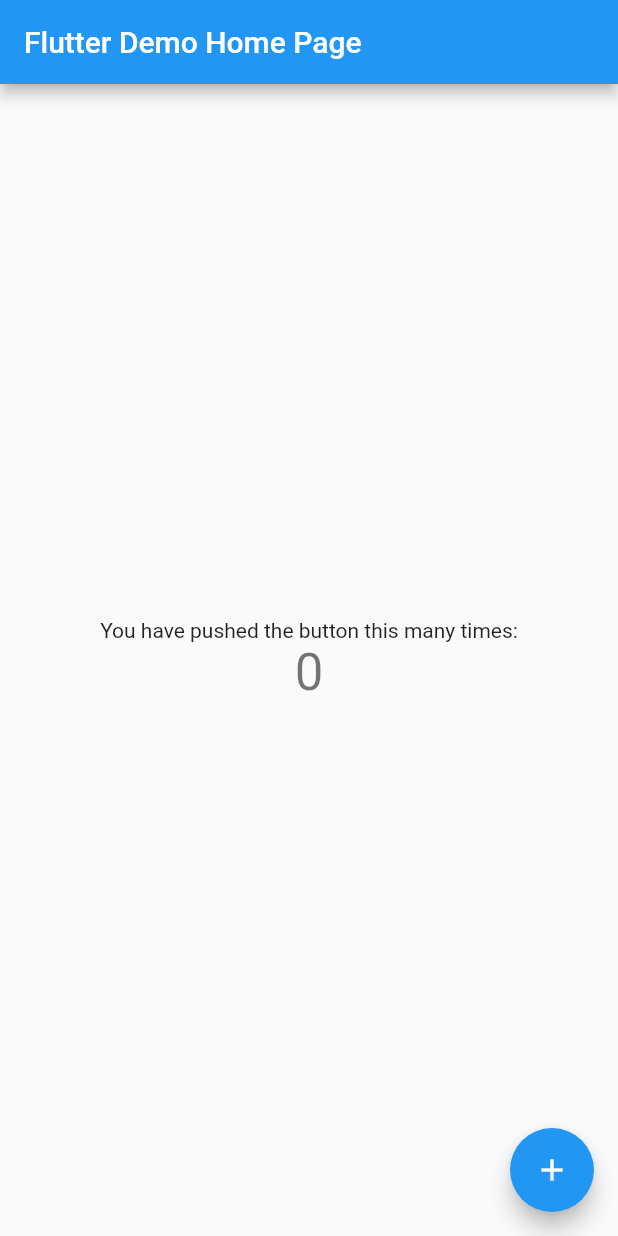
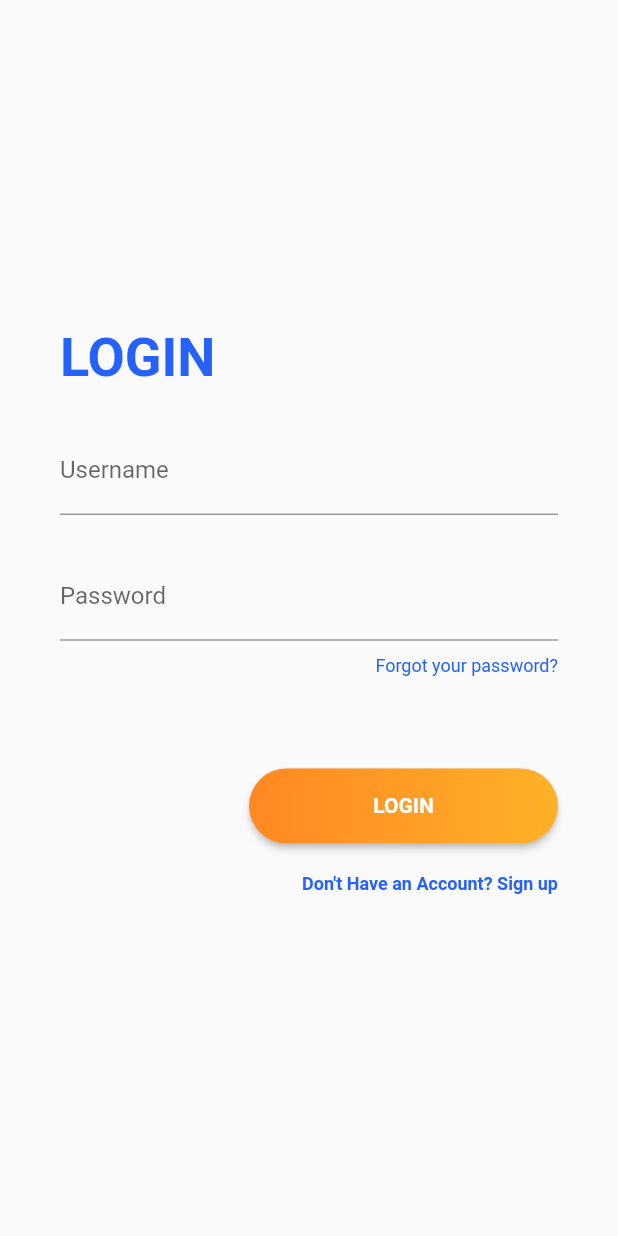
Before and after one commit to angelaivey/Data-app, a Flutter app: the screen it shows after launch, on a phone screen of 412 x 824 dp. Run offline on Flutter 3.47's test engine with Material 2 defaults, Android fonts, the phone set to English and light mode, and no system bars.

Commit message:
login and registration UI update

```diff
--- /dev/null
+++ b/shamba_records/lib/login.dart
@@ -0,0 +1,122 @@
+import 'package:flutter/material.dart';
+import 'package:shamba_records/register.dart';
+
+import 'components.dart';
+
+class LoginScreen extends StatelessWidget {
+  @override
+  Widget build(BuildContext context) {
+    Size size = MediaQuery.of(context).size;
+
+    return Scaffold(
+      body: Column(
+        mainAxisAlignment: MainAxisAlignment.center,
+        children: <Widget>[
+          Container(
+            alignment: Alignment.centerLeft,
+            padding: EdgeInsets.symmetric(horizontal: 40),
+            child: Text(
+              "LOGIN",
+              style: TextStyle(
+                  fontWeight: FontWeight.bold,
+                  color: Color(0xFF2661FA),
+                  fontSize: 36
+              ),
+              textAlign: TextAlign.left,
+            ),
+          ),
+
+          SizedBox(height: size.height * 0.03),
+
+          Container(
+            alignment: Alignment.center,
+            margin: EdgeInsets.symmetric(horizontal: 40),
+            child: TextField(
+              decoration: InputDecoration(
+                  labelText: "Username"
+              ),
+            ),
+          ),
+
+          SizedBox(height: size.height * 0.03),
+
+          Container(
+            alignment: Alignment.center,
+            margin: EdgeInsets.symmetric(horizontal: 40),
+            child: TextField(
+              decoration: InputDecoration(
+                  labelText: "Password"
+              ),
+              obscureText: true,
+            ),
+          ),
+
+          Container(
+            alignment: Alignment.centerRight,
+            margin: EdgeInsets.symmetric(horizontal: 40, vertical: 10),
+            child: Text(
+              "Forgot your password?",
+              style: TextStyle(
+                  fontSize: 12,
+                  color: Color(0XFF2661FA)
+              ),
+            ),
+          ),
+
+          SizedBox(height: size.height * 0.05),
+
+          Container(
+            alignment: Alignment.centerRight,
+            margin: EdgeInsets.symmetric(horizontal: 40, vertical: 10),
+            child: RaisedButton(
+              onPressed: () {},
+              shape: RoundedRectangleBorder(borderRadius: BorderRadius.circular(80.0)),
+              textColor: Colors.white,
+              padding: const EdgeInsets.all(0),
+              child: Container(
+                alignment: Alignment.center,
+                height: 50.0,
+                width: size.width * 0.5,
+                decoration: new BoxDecoration(
+                    borderRadius: BorderRadius.circular(80.0),
+                    gradient: new LinearGradient(
+                        colors: [
+                          Color.fromARGB(255, 255, 136, 34),
+                          Color.fromARGB(255, 255, 177, 41)
+                        ]
+                    )
+                ),
+                padding: const EdgeInsets.all(0),
+                child: Text(
+                  "LOGIN",
+                  textAlign: TextAlign.center,
+                  style: TextStyle(
+                      fontWeight: FontWeight.bold
+                  ),
+                ),
+              ),
+            ),
+          ),
+
+          Container(
+            alignment: Alignment.centerRight,
+            margin: EdgeInsets.symmetric(horizontal: 40, vertical: 10),
+            child: GestureDetector(
+              onTap: () => {
+                Navigator.push(context, MaterialPageRoute(builder: (context) => RegisterScreen()))
+              },
+              child: Text(
+                "Don't Have an Account? Sign up",
+                style: TextStyle(
+                    fontSize: 12,
+                    fontWeight: FontWeight.bold,
+                    color: Color(0xFF2661FA)
+                ),
+              ),
+            ),
+          )
+        ],
+      ),
+    );
+  }
+}
--- a/shamba_records/lib/main.dart
+++ b/shamba_records/lib/main.dart
@@ -1,117 +1,17 @@
 import 'package:flutter/material.dart';
+import 'package:shamba_records/login.dart';
 
-void main() {
-  runApp(MyApp());
+void main(){
+  runApp(
+      new MyApp()
+
+  );
 }
-
 class MyApp extends StatelessWidget {
-  // This widget is the root of your application.
   @override
   Widget build(BuildContext context) {
     return MaterialApp(
-      title: 'Flutter Demo',
-      theme: ThemeData(
-        // This is the theme of your application.
-        //
-        // Try running your application with "flutter run". You'll see the
-        // application has a blue toolbar. Then, without quitting the app, try
-        // changing the primarySwatch below to Colors.green and then invoke
-        // "hot reload" (press "r" in the console where you ran "flutter run",
-        // or simply save your changes to "hot reload" in a Flutter IDE).
-        // Notice that the counter didn't reset back to zero; the application
-        // is not restarted.
-        primarySwatch: Colors.blue,
-        // This makes the visual density adapt to the platform that you run
-        // the app on. For desktop platforms, the controls will be smaller and
-        // closer together (more dense) than on mobile platforms.
-        visualDensity: VisualDensity.adaptivePlatformDensity,
-      ),
-      home: MyHomePage(title: 'Flutter Demo Home Page'),
+      home: LoginScreen(),
     );
   }
 }
-
-class MyHomePage extends StatefulWidget {
-  MyHomePage({Key key, this.title}) : super(key: key);
-
-  // This widget is the home page of your application. It is stateful, meaning
-  // that it has a State object (defined below) that contains fields that affect
-  // how it looks.
-
-  // This class is the configuration for the state. It holds the values (in this
-  // case the title) provided by the parent (in this case the App widget) and
-  // used by the build method of the State. Fields in a Widget subclass are
-  // always marked "final".
-
-  final String title;
-
-  @override
-  _MyHomePageState createState() => _MyHomePageState();
-}
-
-class _MyHomePageState extends State<MyHomePage> {
-  int _counter = 0;
-
-  void _incrementCounter() {
-    setState(() {
-      // This call to setState tells the Flutter framework that something has
-      // changed in this State, which causes it to rerun the build method below
-      // so that the display can reflect the updated values. If we changed
-      // _counter without calling setState(), then the build method would not be
-      // called again, and so nothing would appear to happen.
-      _counter++;
-    });
-  }
-
-  @override
-  Widget build(BuildContext context) {
-    // This method is rerun every time setState is called, for instance as done
-    // by the _incrementCounter method above.
-    //
-    // The Flutter framework has been optimized to make rerunning build methods
-    // fast, so that you can just rebuild anything that needs updating rather
-    // than having to individually change instances of widgets.
-    return Scaffold(
-      appBar: AppBar(
-        // Here we take the value from the MyHomePage object that was created by
-        // the App.build method, and use it to set our appbar title.
-        title: Text(widget.title),
-      ),
-      body: Center(
-        // Center is a layout widget. It takes a single child and positions it
-        // in the middle of the parent.
-        child: Column(
-          // Column is also a layout widget. It takes a list of children and
-          // arranges them vertically. By default, it sizes itself to fit its
-          // children horizontally, and tries to be as tall as its parent.
-          //
-          // Invoke "debug painting" (press "p" in the console, choose the
-          // "Toggle Debug Paint" action from the Flutter Inspector in Android
-          // Studio, or the "Toggle Debug Paint" command in Visual Studio Code)
-          // to see the wireframe for each widget.
-          //
-          // Column has various properties to control how it sizes itself and
-          // how it positions its children. Here we use mainAxisAlignment to
-          // center the children vertically; the main axis here is the vertical
-          // axis because Columns are vertical (the cross axis would be
-          // horizontal).
-          mainAxisAlignment: MainAxisAlignment.center,
-          children: <Widget>[
-            Text(
-              'You have pushed the button this many times:',
-            ),
-            Text(
-              '$_counter',
-              style: Theme.of(context).textTheme.headline4,
-            ),
-          ],
-        ),
-      ),
-      floatingActionButton: FloatingActionButton(
-        onPressed: _incrementCounter,
-        tooltip: 'Increment',
-        child: Icon(Icons.add),
-      ), // This trailing comma makes auto-formatting nicer for build methods.
-    );
-  }
-}
```
Also changed, not shown: shamba_records/lib/components.dart (added, +67 -0 lines), shamba_records/lib/register.dart (added, +135 -0 lines), 1 other file.
